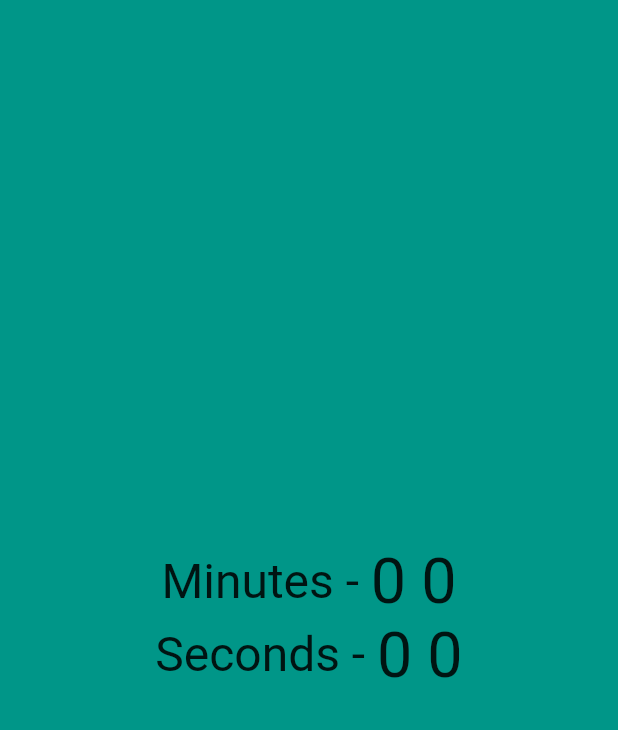
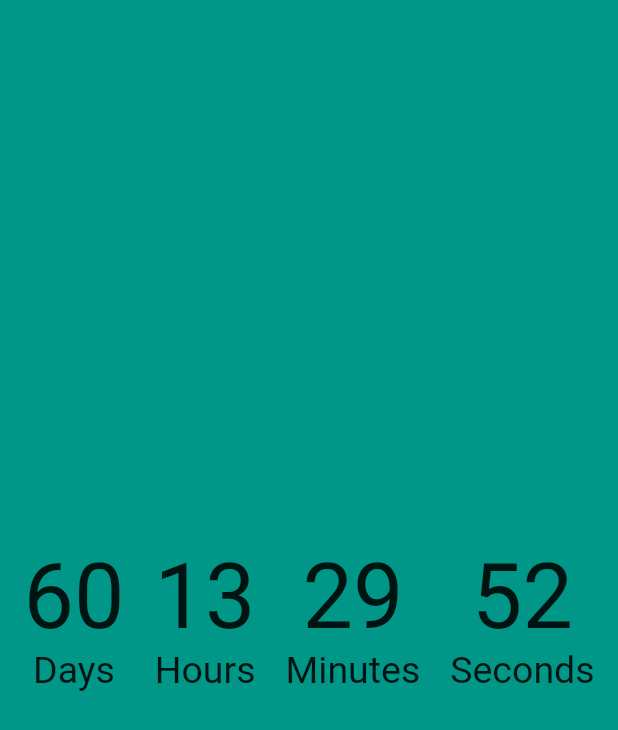
Before and after one commit to MHabib96/cyberpunk-countdown, a Flutter app: the screen it shows after launch, on a phone screen of 412 x 824 dp. Shown: the top 730 px of the screen. Run offline on Flutter 3.47's test engine with Material 2 defaults, Android fonts, the phone set to English and light mode, and no system bars.

Commit message:
Began designing countdown
- added router
- added extensions
- added services

```diff
--- a/lib/extensions/int_extensions.dart
+++ /dev/null
@@ -1,3 +0,0 @@
-extension IntExtensions on int {
-  int formatTotalTime() => this.isNegative ? 0 : this;
-}
--- a/lib/main.dart
+++ b/lib/main.dart
@@ -1,18 +1,15 @@
+import 'package:cyberpunkcountdown/routing/router.dart';
+import 'package:cyberpunkcountdown/utilities/constants.dart';
 import 'package:flutter/material.dart';
-import 'package:cyberpunkcountdown/screens/countdown_screen.dart';
 
-void main() => runApp(MyApp());
+void main() => runApp(CyberpunkCountdown());
 
-class MyApp extends StatelessWidget {
+class CyberpunkCountdown extends StatelessWidget {
   @override
   Widget build(BuildContext context) {
     return MaterialApp(
-      title: 'Flutter Demo',
-      theme: ThemeData(
-        primarySwatch: Colors.blue,
-        visualDensity: VisualDensity.adaptivePlatformDensity,
-      ),
-      home: CountdownScreen(),
+      onGenerateRoute: Router.generateRoute,
+      initialRoute: kCountdownScreenRoute,
     );
   }
 }
--- a/lib/models/countdown.dart
+++ b/lib/models/countdown.dart
@@ -1,26 +1,28 @@
+import 'package:cyberpunkcountdown/services/countdown_service.dart';
+import 'package:cyberpunkcountdown/types/time.dart';
+import 'package:cyberpunkcountdown/utilities/extensions.dart';
+
 class Countdown {
-  int _days;
-  int _hours;
-  int _minutes;
-  int _seconds;
+  String _days;
+  String _hours;
+  String _minutes;
+  String _seconds;
 
-  //Just for testing
-  final int totalDays;
-  final int totalHours;
-  final int totalMinutes;
-  final int totalSeconds;
+  var _service = CountdownService();
 
-  Countdown({this.totalDays, this.totalHours, this.totalMinutes, this.totalSeconds}) {
+  Countdown({String totalDays, String totalHours, String totalMinutes, String totalSeconds}) {
     final _now = DateTime.now();
-    _minutes = totalMinutes == 0 ? 0 : (Duration.minutesPerHour - _now.minute) - 1;
-    _seconds = totalSeconds == 0 ? 0 : (Duration.secondsPerMinute - _now.second) - 1;
+    _days = totalDays.addZero();
+    _hours = totalHours == '00' ? '00' : _service.formatCountdown(Time.hours, _now);
+    _minutes = totalMinutes == '00' ? '00' : _service.formatCountdown(Time.minutes, _now);
+    _seconds = totalSeconds == '00' ? '00' : _service.formatCountdown(Time.seconds, _now);
   }
 
-  int get days => _days;
+  String get days => _days;
 
-  int get hours => _hours;
+  String get hours => _hours;
 
-  int get minutes => _minutes;
+  String get minutes => _minutes;
 
-  int get seconds => _seconds;
+  String get seconds => _seconds;
 }
--- /dev/null
+++ b/lib/routing/router.dart
@@ -0,0 +1,23 @@
+import 'package:cyberpunkcountdown/screens/countdown_screen.dart';
+import 'package:cyberpunkcountdown/screens/scratch_screen.dart';
+import 'package:cyberpunkcountdown/utilities/constants.dart';
+import 'package:flutter/material.dart';
+
+class Router {
+  static Route<dynamic> generateRoute(RouteSettings settings) {
+    switch (settings.name) {
+      case kCountdownScreenRoute:
+        return MaterialPageRoute(builder: (_) => CountdownScreen());
+      case kScratchScreenRoute:
+        return MaterialPageRoute(builder: (_) => ScratchScreen());
+      default:
+        return MaterialPageRoute(
+          builder: (_) => Scaffold(
+            body: Center(
+              child: Text('No route defined for ${settings.name}'),
+            ),
+          ),
+        );
+    }
+  }
+}
--- a/lib/screens/countdown_screen.dart
+++ b/lib/screens/countdown_screen.dart
@@ -1,10 +1,12 @@
 import 'dart:async';
+import 'package:flutter/material.dart';
+import 'package:cyberpunkcountdown/utilities/constants.dart';
 import 'package:cyberpunkcountdown/models/countdown.dart';
-import 'package:flutter/material.dart';
-import 'package:cyberpunkcountdown/extensions/int_extensions.dart';
+import 'package:cyberpunkcountdown/utilities/extensions.dart';
 
 class CountdownScreen extends StatefulWidget {
-  final release = DateTime(2020, 09, 18, 15, 11, 0);
+  final release =
+      DateTime(kReleaseYear, kReleaseMonth, kReleaseDay, kReleaseHour, kReleaseMinute, 0);
 
   @override
   _CountdownScreenState createState() => _CountdownScreenState();
@@ -20,12 +22,21 @@ class _CountdownScreenState extends State<CountdownScreen> {
   void configure() {
     _now = DateTime.now();
     _difference = widget.release.difference(_now);
-
     _countdown = Countdown(
       totalDays: _difference.inDays.formatTotalTime(),
       totalHours: _difference.inHours.formatTotalTime(),
       totalMinutes: _difference.inMinutes.formatTotalTime(),
       totalSeconds: _difference.inSeconds.formatTotalTime(),
+    );
+  }
+
+  Widget singleCountdown(String label, String countdown) {
+    return Column(
+      mainAxisSize: MainAxisSize.min,
+      children: <Widget>[
+        Text(countdown, style: TextStyle(fontSize: 60)),
+        Text(label, style: TextStyle(fontSize: 25)),
+      ],
     );
   }
 
@@ -43,29 +54,16 @@ class _CountdownScreenState extends State<CountdownScreen> {
     return Scaffold(
       backgroundColor: Colors.teal,
       body: Center(
-        child: Column(
-          mainAxisSize: MainAxisSize.min,
+        child: Row(
+          mainAxisAlignment: MainAxisAlignment.center,
           children: <Widget>[
-            Row(
-              mainAxisAlignment: MainAxisAlignment.center,
-              children: <Widget>[
-                Text('Minutes - ', style: TextStyle(fontSize: 32)),
-                Text('${_countdown.totalMinutes}', style: TextStyle(fontSize: 42)),
-                SizedBox(width: 10),
-                Text('${_countdown.minutes}', style: TextStyle(fontSize: 42)),
-              ],
-            ),
-            Row(
-              mainAxisAlignment: MainAxisAlignment.center,
-              children: <Widget>[
-                Text('Seconds - ', style: TextStyle(fontSize: 32)),
-                Text('${_countdown.totalSeconds}', style: TextStyle(fontSize: 42)),
-                SizedBox(width: 10),
-                Text('${_countdown.seconds}', style: TextStyle(fontSize: 42)),
-              ],
-            ),
-            //Text('$_totalSeconds', style: TextStyle(fontSize: 42)),
-            //Text('$_seconds', style: TextStyle(fontSize: 42)),
+            singleCountdown('Days', _countdown.days),
+            SizedBox(width: 20),
+            singleCountdown('Hours', _countdown.hours),
+            SizedBox(width: 20),
+            singleCountdown('Minutes', _countdown.minutes),
+            SizedBox(width: 20),
+            singleCountdown('Seconds', _countdown.seconds),
           ],
         ),
       ),
--- /dev/null
+++ b/lib/services/countdown_service.dart
@@ -0,0 +1,23 @@
+import 'package:cyberpunkcountdown/types/time.dart';
+import 'package:cyberpunkcountdown/utilities/extensions.dart';
+
+class CountdownService {
+  int _getCountdownHour(int hour) => (Duration.hoursPerDay - hour) - 1;
+
+  int _getCountdownMinute(int minute) => (Duration.minutesPerHour - minute) - 1;
+
+  int _getCountdownSecond(int second) => (Duration.secondsPerMinute - second) - 1;
+
+  String formatCountdown(Time time, DateTime now) {
+    switch (time) {
+      case Time.hours:
+        return _getCountdownHour(now.hour).toString().addZero();
+      case Time.minutes:
+        return _getCountdownMinute(now.minute).toString().addZero();
+      case Time.seconds:
+        return _getCountdownSecond(now.second).toString().addZero();
+      default:
+        return 'Time format $time not recognised';
+    }
+  }
+}
--- /dev/null
+++ b/lib/types/time.dart
@@ -0,0 +1 @@
+enum Time { hours, minutes, seconds }
--- a/lib/utilities/constants.dart
+++ b/lib/utilities/constants.dart
@@ -4,3 +4,7 @@ const int kReleaseMonth = 11;
 const int kReleaseDay = 19;
 const int kReleaseHour = 0;
 const int kReleaseMinute = 0;
+
+//Routes
+const String kCountdownScreenRoute = '/countdown';
+const String kScratchScreenRoute = '/testing';
```
Also changed, not shown: lib/screens/scratch_screen.dart (added, +90 -0 lines), lib/utilities/extensions.dart (added, +7 -0 lines).
